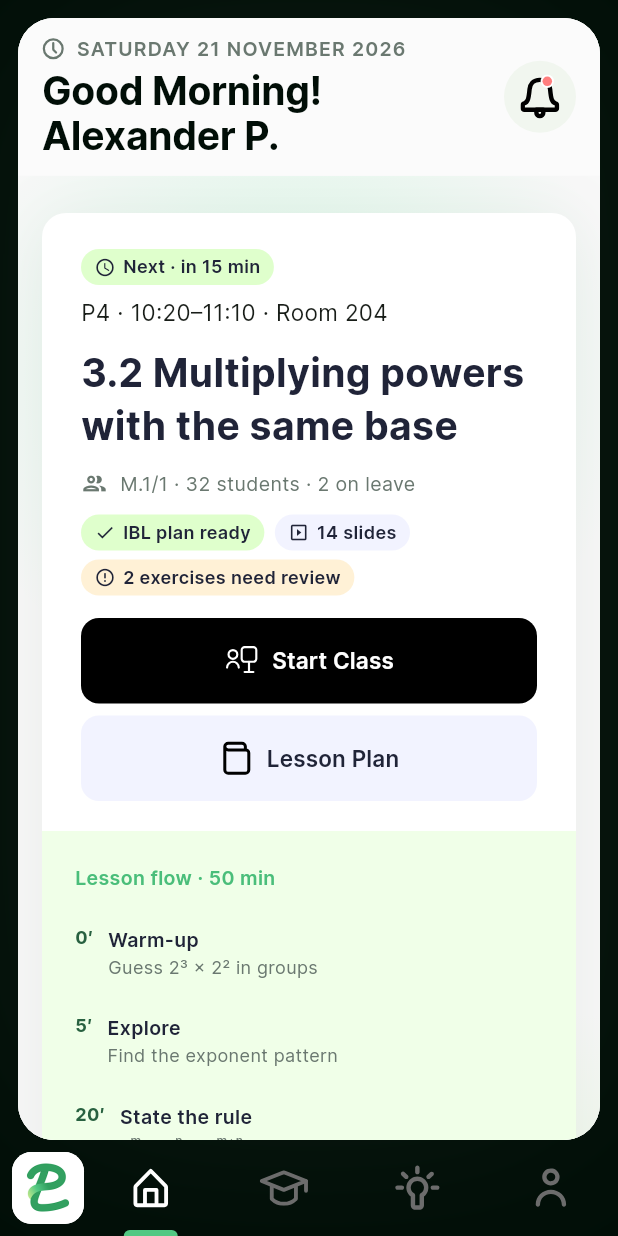
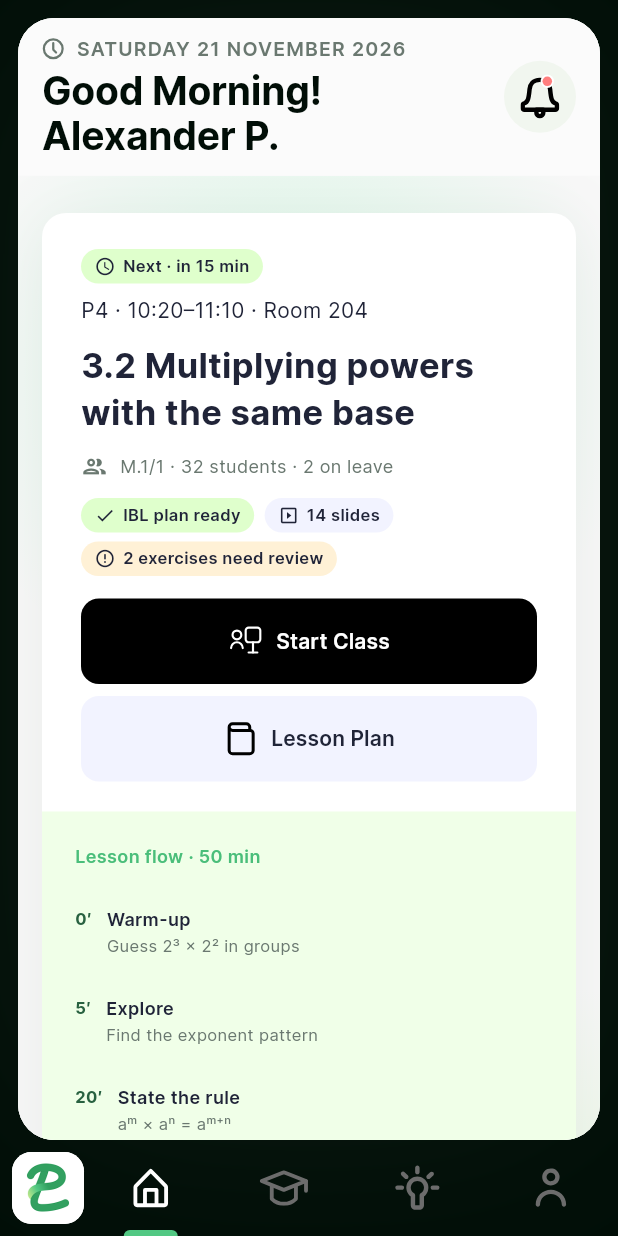
Before and after one commit to opsst/PromptLearn, a Flutter app: the screen it shows after launch, after a tap on an icon or button, on a phone screen of 412 x 824 dp. Run offline on Flutter 3.47's test engine with Material 3 defaults, Android fonts, the phone set to English and light mode, and no system bars; our stand-ins replace flutter_svg, material_ui, shared_preferences, web; missing offline and left inert: chucker_flutter, dart:js_interop.

Commit message:
Match teacher and student home headers

```diff
--- a/frontend/lib/ui/features/home/views/teacher_home_view.dart
+++ b/frontend/lib/ui/features/home/views/teacher_home_view.dart
@@ -1,3 +1,5 @@
+import 'dart:math' as math;
+
 import 'package:flutter_svg/flutter_svg.dart';
 import 'package:material_ui/material_ui.dart';
 
@@ -13,6 +15,7 @@ const _highlight = Color(0xFFDFFFCC);
 const _lavender = Color(0xFFF2F3FF);
 const _line = Color(0xFFE6ECE8);
 const _upcomingGreen = Color(0xFF4ABE7A);
+const _actionLabelStyle = TextStyle(fontSize: 14);
 
 class TeacherHomeView extends StatelessWidget {
   const TeacherHomeView({
@@ -32,7 +35,7 @@ class TeacherHomeView extends StatelessWidget {
       color: const Color(0xFFF8F8F8),
       child: Column(
         children: [
-          HomeHeader(displayName: displayName, now: now, teacherLayout: true),
+          HomeHeader(displayName: displayName, now: now),
           Expanded(
             child: LayoutBuilder(
               builder: (context, constraints) {
@@ -180,7 +183,7 @@ TextStyle _style(
   Color color = _text,
 }) {
   return Theme.of(context).textTheme.bodyMedium!.copyWith(
-    fontSize: size,
+    fontSize: math.max(10.0, (size * 0.9).roundToDouble()),
     fontWeight: weight,
     fontVariations: [FontVariation('wght', weight.value.toDouble())],
     height: 1.35,
@@ -324,13 +327,16 @@ class _LessonOverview extends StatelessWidget {
             crossAxisAlignment: CrossAxisAlignment.start,
             spacing: 12,
             children: [
-              const Wrap(
+              Wrap(
                 spacing: 10,
                 runSpacing: 8,
                 crossAxisAlignment: WrapCrossAlignment.center,
                 children: [
-                  _Pill('Next · in 15 min', icon: Icons.schedule),
-                  Text('P4 · 10:20–11:10 · Room 204'),
+                  const _Pill('Next · in 15 min', icon: Icons.schedule),
+                  Text(
+                    'P4 · 10:20–11:10 · Room 204',
+                    style: _style(context, 15),
+                  ),
                 ],
               ),
               Text(
@@ -420,7 +426,7 @@ class _LessonButton extends StatelessWidget {
         height: 24,
         excludeFromSemantics: true,
       ),
-      label: Text(label),
+      label: Text(label, style: _actionLabelStyle),
     );
   }
 }
@@ -778,7 +784,7 @@ class _Syllabi extends StatelessWidget {
                   onCreateSyllabus: () => _showCreateSyllabus(context),
                 ),
               ),
-              child: const Text('See all'),
+              child: const Text('See all', style: _actionLabelStyle),
             ),
           ),
           _courseList(),
@@ -793,7 +799,7 @@ class _Syllabi extends StatelessWidget {
             ),
             onPressed: () => _showCreateSyllabus(context),
             icon: const Icon(Icons.add),
-            label: const Text('Create syllabus'),
+            label: const Text('Create syllabus', style: _actionLabelStyle),
           ),
         ],
       ),
--- a/frontend/lib/ui/features/home/widgets/home_header.dart
+++ b/frontend/lib/ui/features/home/widgets/home_header.dart
@@ -5,16 +5,10 @@ import 'package:intl/intl.dart';
 import '../../../core/theme/app_theme.dart';
 
 class HomeHeader extends StatelessWidget {
-  const HomeHeader({
-    super.key,
-    required this.displayName,
-    required this.now,
-    this.teacherLayout = false,
-  });
+  const HomeHeader({super.key, required this.displayName, required this.now});
 
   final String displayName;
   final DateTime now;
-  final bool teacherLayout;
 
   @override
   Widget build(BuildContext context) {
@@ -34,9 +28,8 @@ class HomeHeader extends StatelessWidget {
       child: LayoutBuilder(
         builder: (context, constraints) {
           final wide = constraints.maxWidth >= 760;
-          final large = teacherLayout && constraints.maxWidth >= 900;
           return ConstrainedBox(
-            constraints: BoxConstraints(minHeight: large ? 142 : 100),
+            constraints: const BoxConstraints(minHeight: 100),
             child: Padding(
               padding: EdgeInsets.symmetric(
                 horizontal: wide ? 42 : 16,
@@ -74,7 +67,6 @@ class HomeHeader extends StatelessWidget {
                           '$greeting $displayName',
                           style: textTheme.titleLarge?.copyWith(
                             color: AppColors.ink,
-                            fontSize: large ? 32 : null,
                             height: 1.16,
                             letterSpacing: -0.165,
                           ),
@@ -87,7 +79,7 @@ class HomeHeader extends StatelessWidget {
                     tooltip: 'Notifications',
                     style: IconButton.styleFrom(
                       backgroundColor: AppColors.notificationBackground,
-                      fixedSize: Size.square(large ? 70 : 48),
+                      fixedSize: const Size.square(48),
                     ),
                     icon: SvgPicture.asset(
                       'assets/navigation/notifications.svg',
```
Also changed, not shown: 2 other files.
